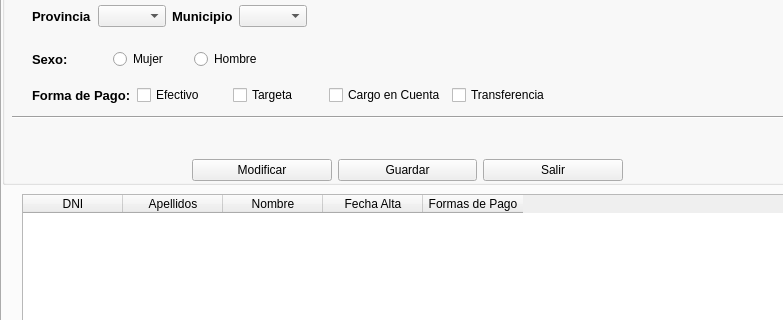
Old version of the form window.ui in the repository PortelaAtenea/BasicInterface; both pictures show x 0 to 783 and y 291 to 611 of the 900 by 700 pixel window.
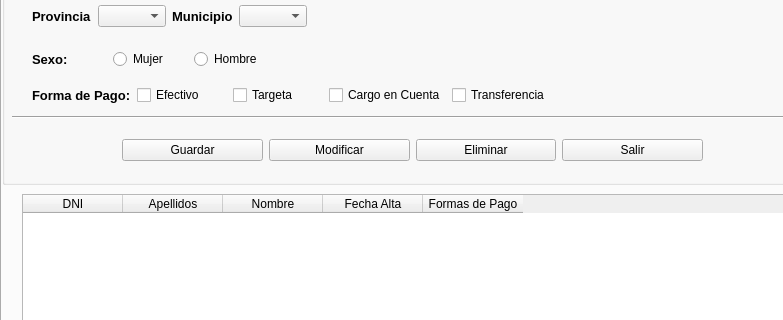
New version of the form. Icons and pictures are not drawn.

Diff of the .ui file:
```diff
--- a/window.ui
+++ b/window.ui
@@ -470,20 +470,13 @@
       <widget class="QWidget" name="layoutWidget">
        <property name="geometry">
         <rect>
-         <x>190</x>
-         <y>310</y>
-         <width>431</width>
+         <x>120</x>
+         <y>290</y>
+         <width>581</width>
          <height>73</height>
         </rect>
        </property>
        <layout class="QHBoxLayout" name="horizontalLayout_7">
-        <item>
-         <widget class="QPushButton" name="btnModificar">
-          <property name="text">
-           <string>Modificar</string>
-          </property>
-         </widget>
-        </item>
         <item>
          <widget class="QPushButton" name="btnGrabaCli">
           <property name="text">
@@ -491,6 +484,20 @@
           </property>
          </widget>
         </item>
+        <item>
+         <widget class="QPushButton" name="btnModifCli">
+          <property name="text">
+           <string>Modificar</string>
+          </property>
+         </widget>
+        </item>
+        <item>
+         <widget class="QPushButton" name="btnBajaCli">
+          <property name="text">
+           <string>Eliminar</string>
+          </property>
+         </widget>
+        </item>
         <item>
          <widget class="QPushButton" name="btnSalir">
           <property name="text">
```
